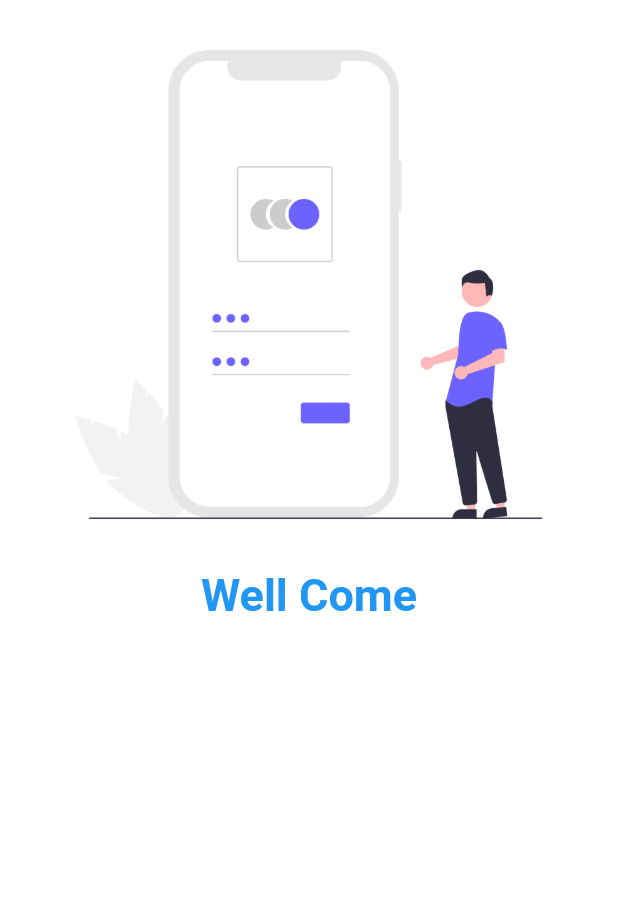
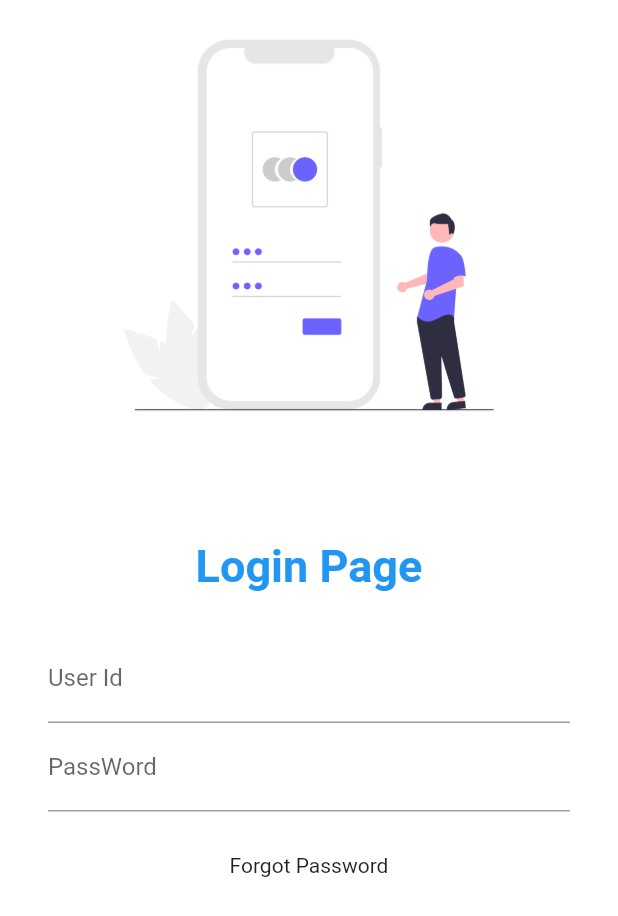
Before and after one commit to rahatkushtia/rahat, a Flutter app: the screen it shows after launch, on a phone screen of 412 x 824 dp. Shown: the top 916 px of the screen. Run offline on Flutter 3.47's test engine with Material 2 defaults, Android fonts, the phone set to English and light mode, and no system bars.

Commit message:
day4 complete

```diff
--- a/lib/pages/loginpage.dart
+++ b/lib/pages/loginpage.dart
@@ -9,12 +9,46 @@ class LoginPage extends StatelessWidget {
       color: Colors.white,
       child: Column(
         children: [
-          Image.asset("assets/images/01image.png"),
+          SizedBox(
+              width: 400,
+              height: 300,
+              child: Image.asset("assets/images/01image.png",
+                  fit: BoxFit.contain)),
+          const SizedBox(
+            height: 60,
+          ),
           const Text(
-            "Well Come",
+            "Login Page",
             style: TextStyle(
                 fontSize: 30, fontWeight: FontWeight.bold, color: Colors.blue),
-          )
+          ),
+          const SizedBox(
+            height: 20,
+          ),
+          Padding(
+            padding:
+                const EdgeInsets.symmetric(vertical: 8.0, horizontal: 32.0),
+            child: Column(
+              children: [
+                TextFormField(
+                  decoration: const InputDecoration(
+                    hintText: "Enter Your User Id",
+                    labelText: "User Id",
+                  ),
+                ),
+                TextFormField(
+                  decoration: const InputDecoration(
+                    hintText: "Enter Your PassWord",
+                    labelText: "PassWord",
+                  ),
+                ),
+              ],
+            ),
+          ),
+          const SizedBox(
+            height: 20,
+          ),
+          const Text("Forgot Password"),
         ],
       ),
     );
```
